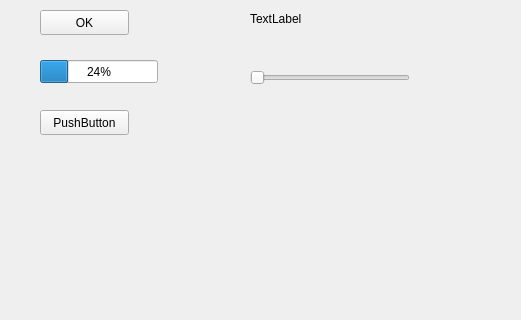
Above: mainwindow.ui from ivyleen/QT_GUI before the change; both pictures show x 0 to 521 and y 0 to 320 of the 800 by 600 pixel window. Below: the same form after it.
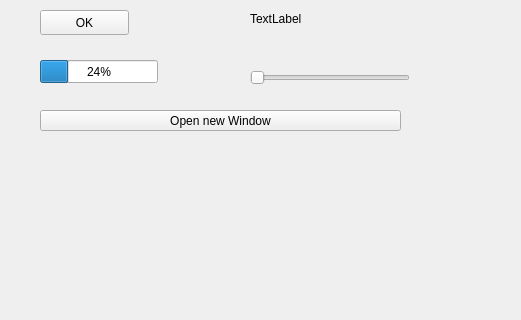
That is the form after the change.

Commit message: [open new window with a click of a button] with and without a model approach

What changed in the file:
```diff
--- a/mainwindow.ui
+++ b/mainwindow.ui
@@ -71,12 +71,12 @@
      <rect>
       <x>40</x>
       <y>110</y>
-      <width>89</width>
-      <height>25</height>
+      <width>361</width>
+      <height>21</height>
      </rect>
     </property>
     <property name="text">
-     <string>PushButton</string>
+     <string>Open new Window</string>
     </property>
    </widget>
   </widget>
```
Left out of the diff: 2 changed lines with no effect on the pictures. The commit also changes 6 other files.
